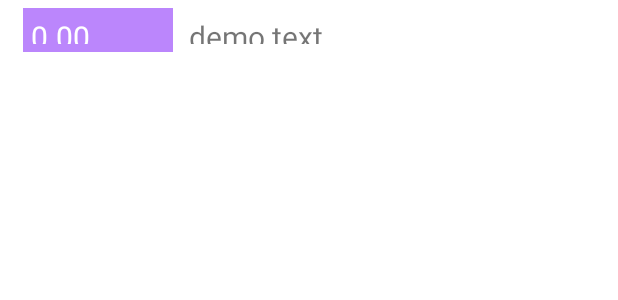
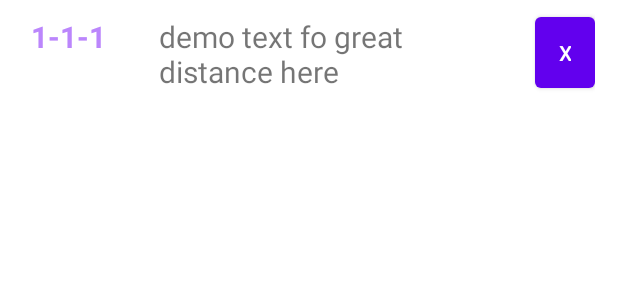
Before and after one commit to Root-of-IOTA/college-dule, an Android app: the layout time_card.xml on its own in the app's theme, with its tools: preview values and no code run, on a phone screen of 412 x 824 dp. Shown: the top 300 px of the screen. Run offline under Robolectric (Android 15) with nearby library versions, the phone set to English and light mode, and no system bars.

Commit message:
update time card

```diff
--- a/app/src/main/res/layout/time_card.xml
+++ b/app/src/main/res/layout/time_card.xml
@@ -1,31 +1,40 @@
 <?xml version="1.0" encoding="utf-8"?>
-<LinearLayout xmlns:android="http://schemas.android.com/apk/res/android"
-    android:orientation="horizontal"
+<RelativeLayout xmlns:android="http://schemas.android.com/apk/res/android"
     android:layout_width="match_parent"
-    android:layout_height="40dp"
+    android:layout_height="70dp"
     android:layout_marginRight="10dp"
     android:layout_marginLeft="10dp"
     android:background="@drawable/timecard_backgroud"
     android:layout_marginBottom="10dp"
     android:padding="5dp">
-    <TextView
-        android:layout_height="match_parent"
-        android:layout_width="100dp"
-        android:id="@+id/time"
-        android:text="0.00"
-        android:textSize="20dp"
-        android:padding="5dp"
-        android:textColor="@color/white"
-        android:background="@color/purple_200"
-        android:layout_alignParentLeft="true" />
 
     <TextView
         android:layout_height="match_parent"
-        android:layout_width="match_parent"
+        android:layout_width="80dp"
+        android:id="@+id/time"
+        android:text="@string/demo_name"
+        android:textSize="20dp"
+        android:padding="5dp"
+        android:textColor="@color/purple_200"
+        android:background="@color/white"
+        android:layout_alignParentLeft="true"
+        android:textStyle="bold"/>
+
+    <TextView
+        android:layout_height="match_parent"
+        android:layout_width="wrap_content"
         android:id="@+id/text"
-        android:text="demo text"
+        android:text="demo text fo great distance here"
         android:textSize="20dp"
         android:layout_marginLeft="5dp"
-        android:padding="5dp"/>
+        android:padding="5dp"
+        android:layout_toRightOf="@id/time"
+        android:maxWidth="240dp"/>
 
-</LinearLayout>
+    <Button
+        android:layout_width="40dp"
+        android:layout_height="match_parent"
+        android:text="X"
+        android:layout_alignParentRight="true"/>
+
+</RelativeLayout>
--- a/app/src/main/res/values/strings.xml
+++ b/app/src/main/res/values/strings.xml
@@ -7,4 +7,5 @@
     -->
     <string name="hello_world">Hello Square World!</string>
     <string name="title_activity_college">college</string>
+    <string name="demo_name">1-1-1</string>
 </resources>
```
